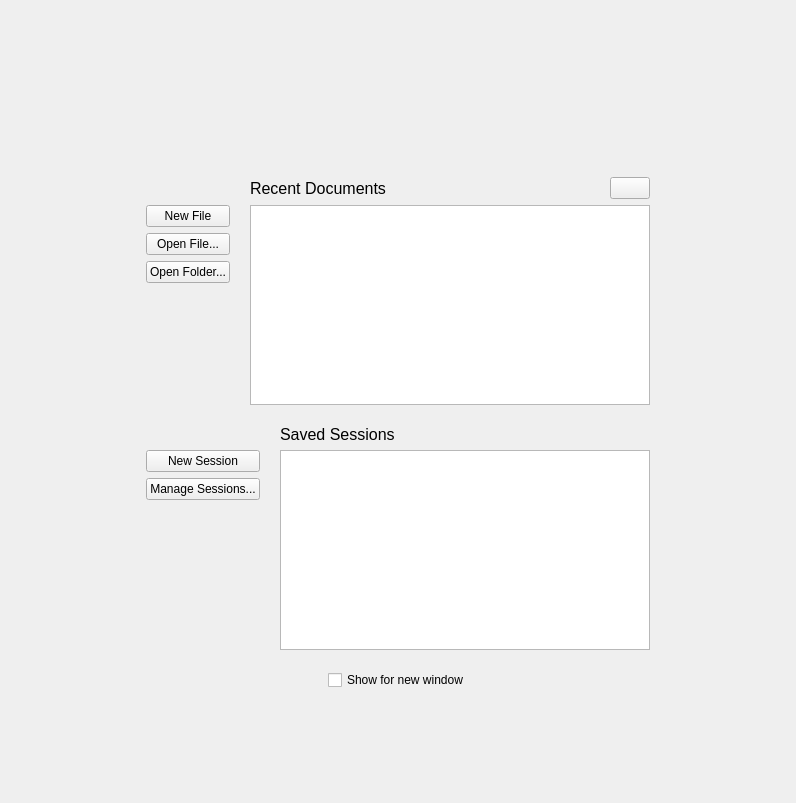
Before: the Qt Designer form apps/lib/welcomeview/welcomeview.ui in KDE/kate, drawn with Qt 5.
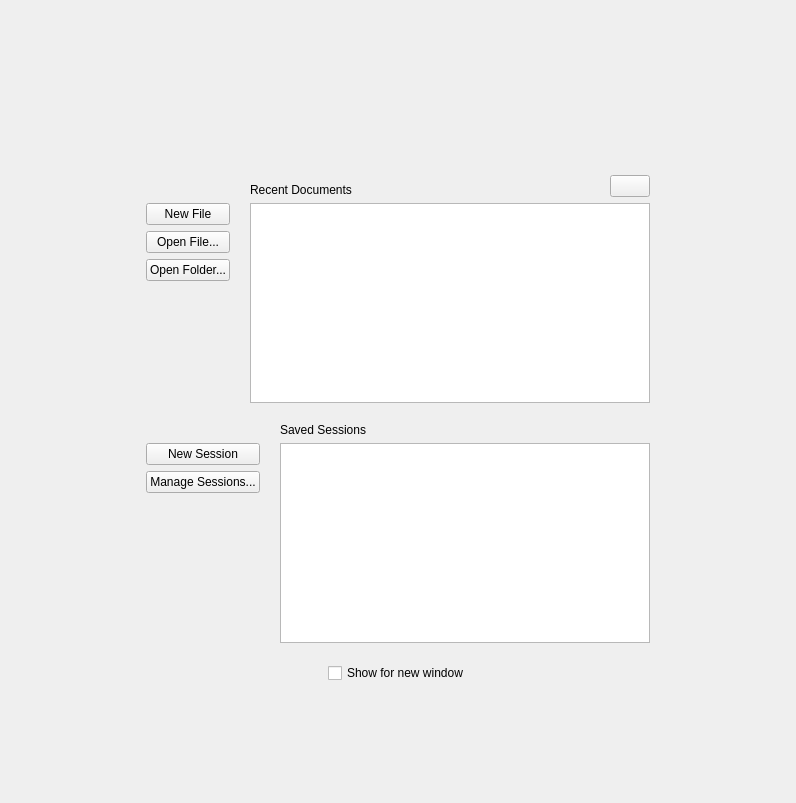
After: the same form once the commit is applied. Icons and pictures are not drawn.

Commit message:
[WelcomeView] Slightly improve UI
* use a dynamic font size instead of a hardcoded one
* dynamically adjust button width
* align panel headers to the bottom

```diff
--- a/apps/lib/welcomeview/welcomeview.ui
+++ b/apps/lib/welcomeview/welcomeview.ui
@@ -144,15 +144,7 @@
               <number>0</number>
              </property>
              <item>
-              <widget class="QLabel" name="labelTitle">
-               <property name="font">
-                <font>
-                 <pointsize>16</pointsize>
-                 <weight>75</weight>
-                 <bold>true</bold>
-                </font>
-               </property>
-              </widget>
+              <widget class="QLabel" name="labelTitle"/>
              </item>
              <item>
               <widget class="QLabel" name="labelDescription"/>
@@ -208,13 +200,8 @@
             </property>
            </widget>
           </item>
-          <item row="0" column="1">
+          <item row="0" column="1" alignment="Qt::AlignBottom">
            <widget class="QLabel" name="labelRecentItems">
-            <property name="font">
-             <font>
-              <pointsize>12</pointsize>
-             </font>
-            </property>
             <property name="text">
              <string>Recent Documents</string>
             </property>
@@ -291,13 +278,8 @@
           <property name="horizontalSpacing">
            <number>20</number>
           </property>
-          <item row="0" column="1">
+          <item row="0" column="1" alignment="Qt::AlignBottom">
            <widget class="QLabel" name="labelSavedSessions">
-            <property name="font">
-             <font>
-              <pointsize>12</pointsize>
-             </font>
-            </property>
             <property name="text">
              <string>Saved Sessions</string>
             </property>
```
The commit also changes 2 other files.
